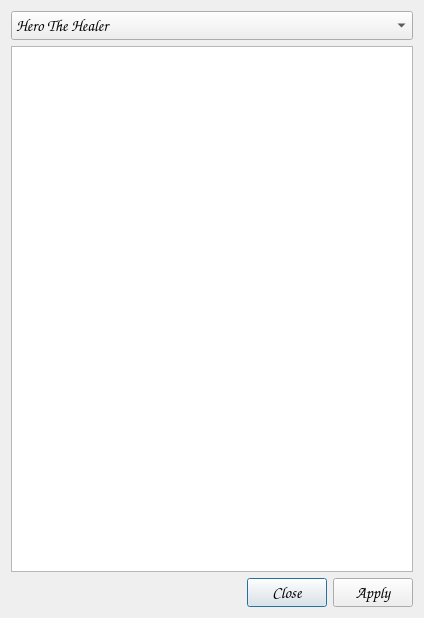
First picture: the form in QMoMDialogs/dialogaddunit.ui, repository jbalcomb/MoM-RTGT, before the edit.
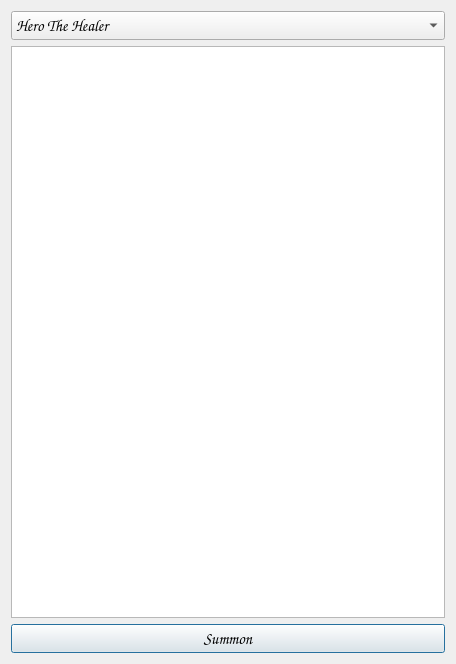
Second picture: the form after the edit. Icons and pictures are not drawn.

```diff
--- a/QMoMDialogs/dialogaddunit.ui
+++ b/QMoMDialogs/dialogaddunit.ui
@@ -6,8 +6,8 @@
    <rect>
     <x>0</x>
     <y>0</y>
-    <width>424</width>
-    <height>618</height>
+    <width>456</width>
+    <height>664</height>
    </rect>
   </property>
   <property name="font">
@@ -62,12 +62,13 @@
     </widget>
    </item>
    <item row="2" column="0">
-    <widget class="QDialogButtonBox" name="buttonBox">
-     <property name="orientation">
-      <enum>Qt::Horizontal</enum>
+    <widget class="QPushButton" name="pushButton_Summon">
+     <property name="text">
+      <string>Summon</string>
      </property>
-     <property name="standardButtons">
-      <set>QDialogButtonBox::Apply|QDialogButtonBox::Close</set>
+     <property name="icon">
+      <iconset resource="../Resources/InteractiveGameTweaker.qrc">
+       <normaloff>:/wizards/Freya.gif</normaloff>:/wizards/Freya.gif</iconset>
      </property>
     </widget>
    </item>
```
Left out of the diff: 37 changed lines with no effect on the pictures.
